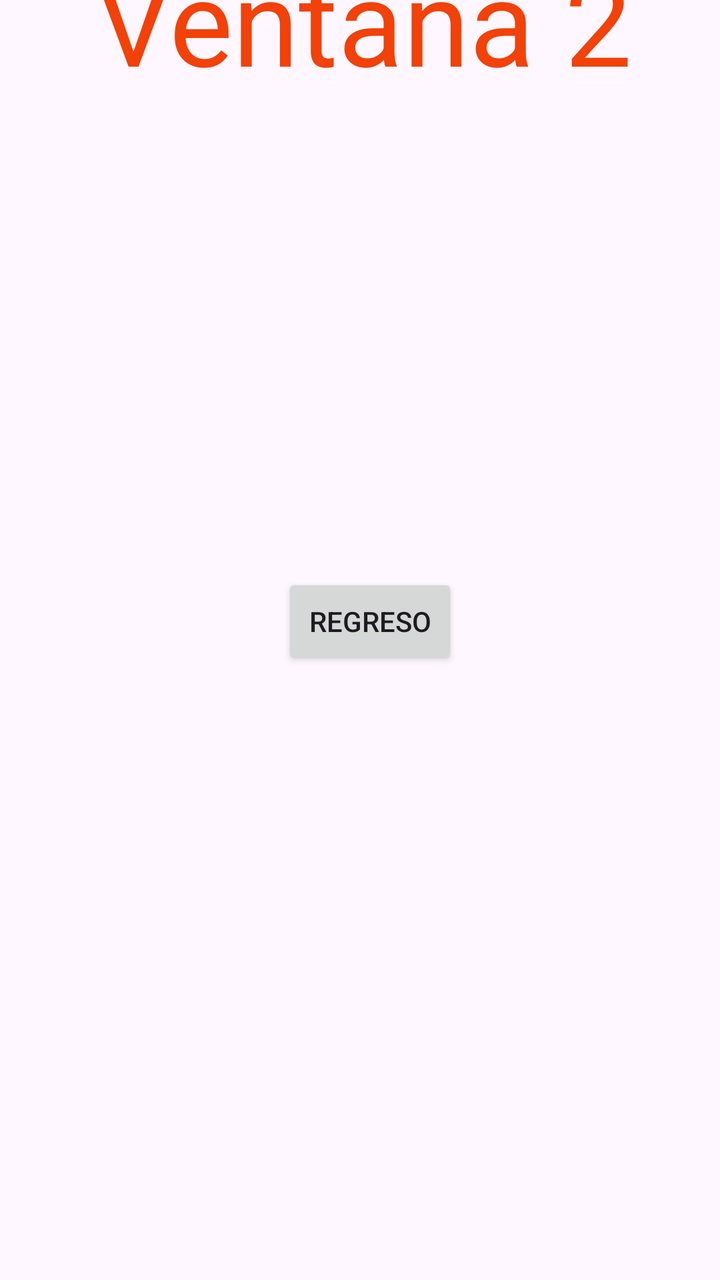
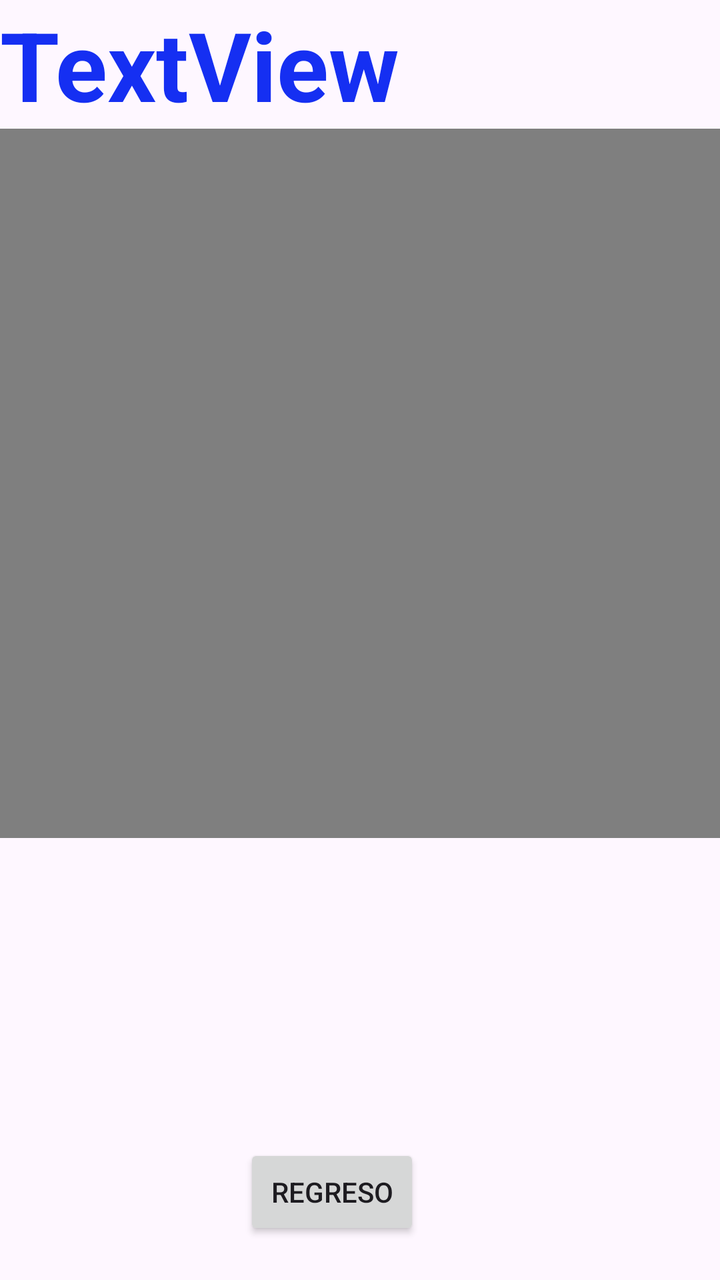

Two renders of the same Android screen: before a commit and after it. Below are the layout's source before the change and the commit's diff.
<!-- AndroidManifest.xml: application theme Theme.YARP_CLASS -->
<!-- res/layout/ventana2.xml -->
<?xml version="1.0" encoding="utf-8"?>
<androidx.constraintlayout.widget.ConstraintLayout xmlns:android="http://schemas.android.com/apk/res/android"
    xmlns:app="http://schemas.android.com/apk/res-auto"
    xmlns:tools="http://schemas.android.com/tools"
    android:layout_width="match_parent"
    android:layout_height="match_parent">

    <TextView
        android:id="@+id/textView3"
        android:layout_width="wrap_content"
        android:layout_height="wrap_content"
        android:layout_marginStart="176dp"
        android:layout_marginTop="105dp"
        android:layout_marginEnd="172dp"
        android:layout_marginBottom="119dp"
        android:text="Ventana 2"
        android:textColor="#F24109"
        android:textSize="60sp"
        app:layout_constraintBottom_toTopOf="@+id/button5"
        app:layout_constraintEnd_toEndOf="parent"
        app:layout_constraintStart_toStartOf="parent"
        app:layout_constraintTop_toTopOf="parent" />

    <Button
        android:id="@+id/button5"
        android:layout_width="wrap_content"
        android:layout_height="wrap_content"
        android:layout_marginStart="160dp"
        android:layout_marginTop="118dp"
        android:layout_marginEnd="150dp"
        android:layout_marginBottom="441dp"
        android:text="Regreso"
        app:layout_constraintBottom_toBottomOf="parent"
        app:layout_constraintEnd_toEndOf="parent"
        app:layout_constraintStart_toStartOf="parent"
        app:layout_constraintTop_toBottomOf="@+id/textView3" />
</androidx.constraintlayout.widget.ConstraintLayout>
<!-- resources referenced by this layout -->
<resources>
  <style name="Theme.YARP_CLASS" parent="Base.Theme.YARP_CLASS" />
  <style name="Base.Theme.YARP_CLASS" parent="Theme.Material3.DayNight.NoActionBar">
          
          
      </style>
</resources>

<!-- the commit's change to res/layout/ventana2.xml (unified diff, before → after) -->
@@ -5,33 +5,39 @@
     android:layout_width="match_parent"
     android:layout_height="match_parent">
 
-    <TextView
-        android:id="@+id/textView3"
-        android:layout_width="wrap_content"
-        android:layout_height="wrap_content"
-        android:layout_marginStart="176dp"
-        android:layout_marginTop="105dp"
-        android:layout_marginEnd="172dp"
-        android:layout_marginBottom="119dp"
-        android:text="Ventana 2"
-        android:textColor="#F24109"
-        android:textSize="60sp"
-        app:layout_constraintBottom_toTopOf="@+id/button5"
-        app:layout_constraintEnd_toEndOf="parent"
-        app:layout_constraintStart_toStartOf="parent"
-        app:layout_constraintTop_toTopOf="parent" />
-
     <Button
         android:id="@+id/button5"
         android:layout_width="wrap_content"
         android:layout_height="wrap_content"
         android:layout_marginStart="160dp"
-        android:layout_marginTop="118dp"
         android:layout_marginEnd="150dp"
-        android:layout_marginBottom="441dp"
+        android:layout_marginBottom="20dp"
         android:text="Regreso"
         app:layout_constraintBottom_toBottomOf="parent"
         app:layout_constraintEnd_toEndOf="parent"
-        app:layout_constraintStart_toStartOf="parent"
-        app:layout_constraintTop_toBottomOf="@+id/textView3" />
+        app:layout_constraintHorizontal_bias="1.0"
+        app:layout_constraintStart_toStartOf="parent" />
+
+    <LinearLayout
+        android:layout_width="412dp"
+        android:layout_height="419dp"
+        android:orientation="vertical"
+        tools:layout_editor_absoluteX="1dp"
+        tools:layout_editor_absoluteY="1dp">
+
+        <TextView
+            android:id="@+id/textView3"
+            android:layout_width="match_parent"
+            android:layout_height="wrap_content"
+            android:text="TextView"
+            android:textColor="#152FF2"
+            android:textSize="48sp"
+            android:textStyle="bold"
+            android:visibility="visible" />
+
+        <VideoView
+            android:id="@+id/videoView"
+            android:layout_width="match_parent"
+            android:layout_height="wrap_content" />
+    </LinearLayout>
 </androidx.constraintlayout.widget.ConstraintLayout>
